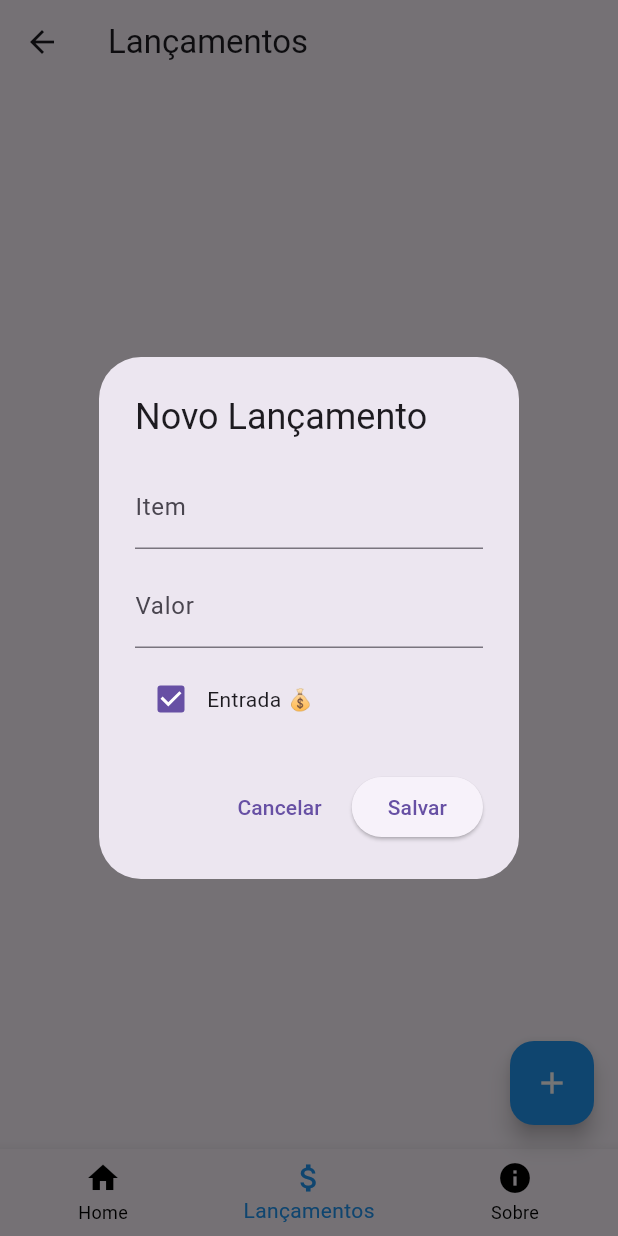
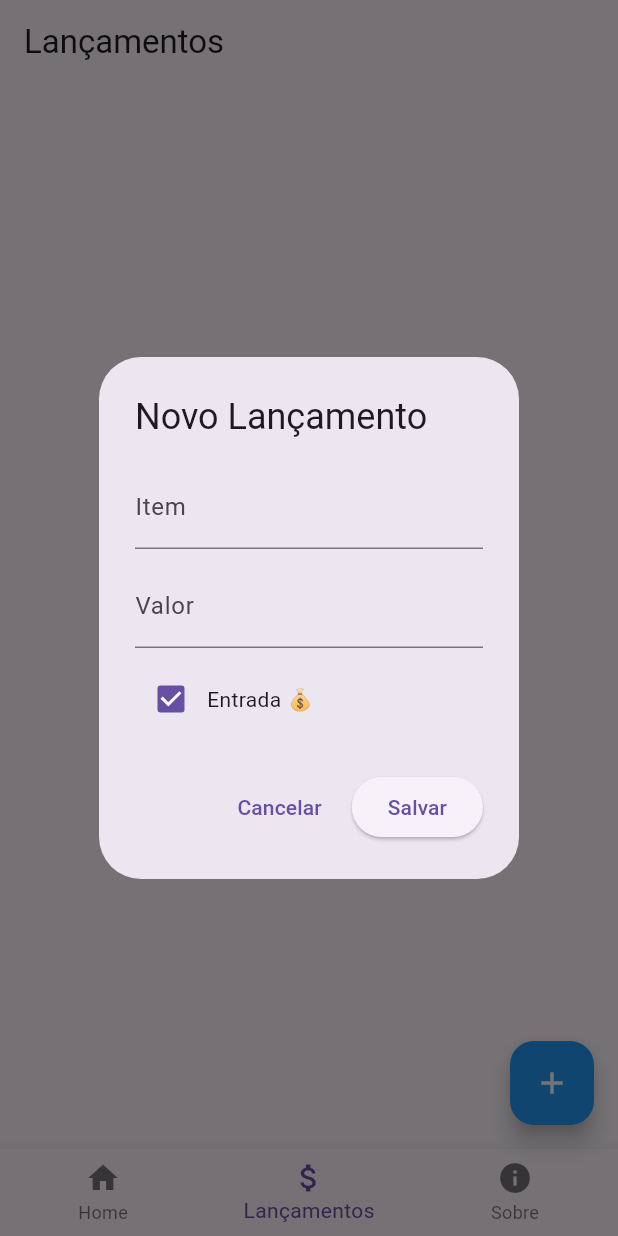
Before and after one commit to MathArruda1/Flutter-Dev-Ios, a Flutter app: the HomePage screen opened directly, item 2 of the bottom bar chosen, after a tap on the "add" icon, on a phone screen of 412 x 824 dp. Run offline on Flutter 3.47's test engine with Material 3 defaults, Android fonts, the phone set to English and light mode, and no system bars; our stand-ins replace sqflite, sqflite_common_ffi; accounts and stored records are empty.

Commit message:
Conexão do projeto com o SQLite e ajustes nas telas home-page.dart e lancamentos-page.dart

```diff
--- /dev/null
+++ b/fincontrol/lib/Models/lancamento.dart
@@ -0,0 +1,11 @@
+class Lancamento {
+  final String item;
+  final double valor;
+  final bool isEntrada;
+
+  Lancamento({
+    required this.item,
+    required this.valor,
+    required this.isEntrada,
+  });
+}
--- /dev/null
+++ b/fincontrol/lib/database/db_helper.dart
@@ -0,0 +1,69 @@
+import 'package:sqflite/sqflite.dart';
+import 'package:path/path.dart';
+import '../Models/lancamento.dart';
+
+class DBHelper {
+  static final DBHelper instance = DBHelper._init();
+  static Database? _database;
+
+  DBHelper._init();
+
+  Future<Database> get database async {
+    if (_database != null) return _database!;
+    _database = await _initDB('fincontrol.db');
+    return _database!;
+  }
+
+  Future<Database> _initDB(String filePath) async {
+    final dbPath = await getDatabasesPath();
+    final path = join(dbPath, filePath);
+
+    return await openDatabase(
+      path,
+      version: 1,
+      onCreate: _createDB,
+    );
+  }
+
+  Future _createDB(Database db, int version) async {
+    await db.execute('''
+      CREATE TABLE lancamentos (
+        id INTEGER PRIMARY KEY AUTOINCREMENT,
+        item TEXT,
+        valor REAL,
+        isEntrada INTEGER
+      )
+    ''');
+  }
+
+Future<int> insert(Lancamento lancamento) async {
+  final db = await instance.database;
+
+  print("Salvando: ${lancamento.item}");
+
+  return await db.insert(
+    'lancamentos',
+    {
+      'item': lancamento.item,
+      'valor': lancamento.valor,
+      'isEntrada': lancamento.isEntrada ? 1 : 0,
+    },
+  );
+}
+
+Future<List<Lancamento>> getAll() async {
+  final db = await instance.database;
+
+  final result = await db.query('lancamentos');
+
+  print(result); // mostra tudo salvo
+
+  return result.map((json) {
+    return Lancamento(
+      item: json['item'] as String,
+      valor: (json['valor'] as num).toDouble(),
+      isEntrada: (json['isEntrada'] as int) == 1,
+    );
+  }).toList();
+}
+}
--- a/fincontrol/lib/pages/home_page.dart
+++ b/fincontrol/lib/pages/home_page.dart
@@ -1,6 +1,8 @@
 import 'package:flutter/material.dart';
 import 'lancamentos_page.dart';
 import 'sobre_page.dart';
+import '../Models/lancamento.dart';
+import '../database/db_helper.dart';
 
 class HomePage extends StatefulWidget {
   const HomePage({super.key});
@@ -10,21 +12,36 @@
 }
 
 class _HomePageState extends State<HomePage> {
-
   int _paginaAtual = 0;
 
-  final List<Widget> _paginas = [
-    const HomeContent(),
-    const LancamentosPage(),
+  List<Lancamento> lista = [];
+
+  @override
+  void initState() {
+    super.initState();
+    carregarDados();
+  }
+
+  void carregarDados() async {
+    final dados = await DBHelper.instance.getAll();
+
+    setState(() {
+      lista = dados;
+    });
+  }
+
+  @override
+  Widget build(BuildContext context) {
+    final paginas = [
+      HomeContent(lista: lista), // AGORA PASSA A LISTA
+      LancamentosPage(lista: lista),
       const SobrePage(),
     ];
 
-  @override
-  Widget build(BuildContext context) {
     return Scaffold(
       body: IndexedStack(
         index: _paginaAtual,
-    children: _paginas,
+        children: paginas,
       ),
 
       bottomNavigationBar: BottomNavigationBar(
@@ -34,10 +51,6 @@
             _paginaAtual = index;
           });
         },
-
-        selectedItemColor: Colors.blue,
-        unselectedItemColor: Colors.black,
-
         items: const [
           BottomNavigationBarItem(
             icon: Icon(Icons.home),
@@ -53,14 +66,23 @@
           ),
         ],
       ),
+
       floatingActionButton: FloatingActionButton(
         backgroundColor: Colors.blue,
         onPressed: () {
           if (_paginaAtual == 1) {
-
             showDialog(
               context: context,
-            builder: (_) => const AddLancamentoDialog(
+              builder: (_) => AddLancamentoDialog(
+                onSalvar: (novo) async {
+                  await DBHelper.instance.insert(novo);
+
+                  final dados = await DBHelper.instance.getAll();
+
+                  setState(() {
+                    lista = dados;
+                  });
+                },
               ),
             );
           } else {
@@ -69,17 +91,40 @@
             });
           }
         },
-        child: const Icon(Icons.add, color: Colors.white),
+        child: const Icon(
+          Icons.add,
+          color: Colors.white,
+        ),
       ),
     );
   }
 }
 
 class HomeContent extends StatelessWidget {
-  const HomeContent({super.key});
+  final List<Lancamento> lista;
+
+  const HomeContent({
+    super.key,
+    required this.lista,
+  });
 
   @override
   Widget build(BuildContext context) {
+
+    // CALCULAR SALDO
+    double saldo = 0;
+
+    for (var item in lista) {
+      if (item.isEntrada) {
+        saldo += item.valor;
+      } else {
+        saldo -= item.valor;
+      }
+    }
+
+    // pegar últimos 5 lançamentos
+    final ultimos = lista.reversed.take(5).toList();
+
     return Scaffold(
       appBar: AppBar(
         title: const Text("FinControl"),
@@ -88,27 +133,102 @@
 
       body: Padding(
         padding: const EdgeInsets.all(20),
+
         child: Column(
           crossAxisAlignment: CrossAxisAlignment.start,
-          children: const [
+          children: [
+
+            const Text(
+              "Bem-vindo 👋",
+              style: TextStyle(
+                fontSize: 24,
+                fontWeight: FontWeight.bold,
+              ),
+            ),
+
+            const SizedBox(height: 20),
+
+            // CARD SALDO
+            Container(
+              width: double.infinity,
+              padding: const EdgeInsets.all(20),
+              decoration: BoxDecoration(
+                color: Colors.blue,
+                borderRadius: BorderRadius.circular(12),
+              ),
+
+              child: Column(
+                crossAxisAlignment: CrossAxisAlignment.start,
+                children: [
+                  const Text(
+                    "Saldo atual",
+                    style: TextStyle(color: Colors.white),
+                  ),
+
+                  const SizedBox(height: 10),
 
                   Text(
-              "Bem-vindo 👋",
-              style: TextStyle(fontSize: 24, fontWeight: FontWeight.bold),
+                    "R\$ ${saldo.toStringAsFixed(2)}",
+                    style: const TextStyle(
+                      fontSize: 28,
+                      fontWeight: FontWeight.bold,
+                      color: Colors.white,
+                    ),
+                  ),
+                ],
+              ),
             ),
 
-            SizedBox(height: 20),
+            const SizedBox(height: 30),
 
-            Text("Saldo atual"),
+            const Text(
+              "Últimos lançamentos",
+              style: TextStyle(
+                fontSize: 18,
+                fontWeight: FontWeight.bold,
+              ),
+            ),
 
-            SizedBox(height: 10),
+            const SizedBox(height: 10),
 
-            Text(
-              "R\$ 0,00",
+            Expanded(
+              child: ultimos.isEmpty
+                  ? const Center(
+                      child: Text(
+                        "Adicione lançamentos para aparecer aqui",
+                      ),
+                    )
+
+                  : ListView.builder(
+                      itemCount: ultimos.length,
+                      itemBuilder: (context, index) {
+                        final item = ultimos[index];
+
+                        return Card(
+                          child: ListTile(
+                            leading: Icon(
+                              item.isEntrada
+                                  ? Icons.arrow_upward
+                                  : Icons.arrow_downward,
+                              color: item.isEntrada
+                                  ? Colors.green
+                                  : Colors.red,
+                            ),
+
+                            title: Text(item.item),
+
+                            trailing: Text(
+                              "R\$ ${item.valor.toStringAsFixed(2)}",
                               style: TextStyle(
-                fontSize: 28,
+                                color: item.isEntrada
+                                    ? Colors.green
+                                    : Colors.red,
                                 fontWeight: FontWeight.bold,
-                color: Colors.blue,
+                              ),
+                            ),
+                          ),
+                        );
+                      },
                     ),
             ),
           ],
--- a/fincontrol/lib/pages/lancamentos_page.dart
+++ b/fincontrol/lib/pages/lancamentos_page.dart
@@ -1,29 +1,51 @@
 import 'package:flutter/material.dart';
+import '../Models/lancamento.dart';
 
 class LancamentosPage extends StatelessWidget {
-  const LancamentosPage({super.key});
+  final List<Lancamento> lista;
+
+  const LancamentosPage({super.key, required this.lista});
 
   @override
   Widget build(BuildContext context) {
-    return Column(
-      children: [
-        AppBar(title: const Text("Lançamentos")),
+    return Scaffold(
+      appBar: AppBar(
+        title: const Text("Lançamentos"),
+      ),
+body: lista.isEmpty
+    ? const Center(child: Text("Nenhum lançamento ainda"))
+    : ListView.builder(
+        itemCount: lista.length,
+        itemBuilder: (context, index) {
+          final item = lista[index];
 
-        const Expanded(
-          child: Center(
-            child: Text("Nenhum lançamento ainda"),
-          ),
-        ),
-      ],
+          return ListTile(
+            leading: Icon(
+
+              item.isEntrada
+                  ? Icons.arrow_downward
+                  : Icons.arrow_upward,
+              color: item.isEntrada ? Colors.green : Colors.red,
+            ),
+            title: Text(item.item),
+            trailing: Text(
+              "R\$ ${item.valor.toStringAsFixed(2)}",
+            ),
+          );
+        },
+      ),
     );
   }
 }
 
 class AddLancamentoDialog extends StatefulWidget {
-  const AddLancamentoDialog({super.key});
+  final Function(Lancamento) onSalvar;
+
+  const AddLancamentoDialog({super.key, required this.onSalvar});
 
   @override
-  State<AddLancamentoDialog> createState() => _AddLancamentoDialogState();
+  State<AddLancamentoDialog> createState() =>
+      _AddLancamentoDialogState();
 }
 
 class _AddLancamentoDialogState extends State<AddLancamentoDialog> {
@@ -73,20 +95,25 @@
 
       actions: [
         TextButton(
-          onPressed: () {
-            Navigator.pop(context);
-          },
+          onPressed: () => Navigator.pop(context),
           child: const Text("Cancelar"),
         ),
 
         ElevatedButton(
           onPressed: () {
             String item = itemController.text;
-            String valor = valorController.text;
+            double valor =
+                double.tryParse(valorController.text) ?? 0;
 
-            print("Item: $item");
-            print("Valor: $valor");
-            print(isEntrada ? "Entrada" : "Saída");
+            if (item.isEmpty || valor <= 0) return;
+
+            final lancamento = Lancamento(
+              item: item,
+              valor: valor,
+              isEntrada: isEntrada,
+            );
+
+            widget.onSalvar(lancamento);
 
             Navigator.pop(context);
           },
--- a/fincontrol/lib/pages/sobre_page.dart
+++ b/fincontrol/lib/pages/sobre_page.dart
@@ -8,7 +8,7 @@
     return Scaffold(
       appBar: AppBar(title: Text("Sobre")),
       body: Center(
-        child: Text("FinControl v1.0\nApp de controle financeiro"),
+        child: Text("FinControl v2.1\nApp de controle financeiro"),
       ),
     );
   }
--- a/fincontrol/pubspec.yaml
+++ b/fincontrol/pubspec.yaml
@@ -30,6 +30,8 @@
 dependencies:
   flutter:
     sdk: flutter
+  sqflite:
+  sqflite_common_ffi: ^2.4.0+3
 
   # The following adds the Cupertino Icons font to your application.
   # Use with the CupertinoIcons class for iOS style icons.
```
Also changed, not shown: fincontrol/lib/main.dart (+7 -1 lines), fincontrol/lib/pages/login_page.dart (+17 -3 lines), fincontrol/pubspec.lock, 2 other files. Lines whose indentation alone changed are shown as unchanged.
